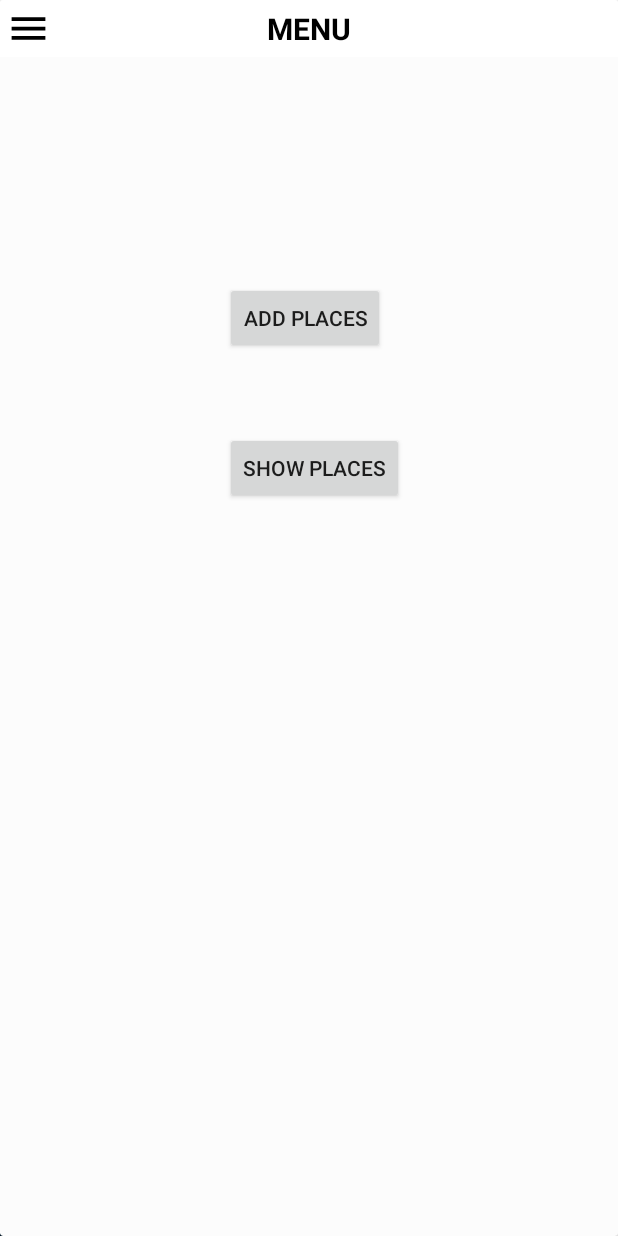
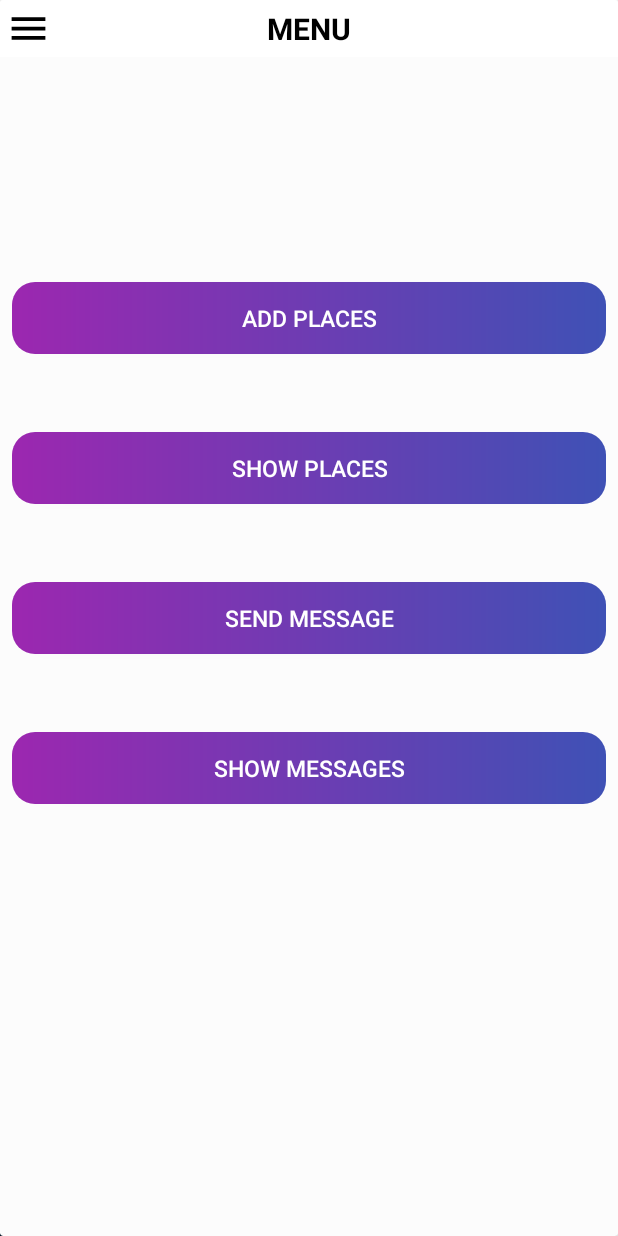
Before and after one commit to Jinay98/Sabre-Hackathon, an Android app: the HomeActivity screen opened directly, with no data from a screen before it, on a phone screen of 412 x 824 dp. Run offline under Robolectric (Android 15) with nearby library versions, the phone set to English and light mode, and no system bars; our stand-ins replace Firebase (no records; nobody signed in at launch, a user with empty details on screens opened directly).

Commit message:
Add messages

```diff
--- a/app/src/main/AndroidManifest.xml
+++ b/app/src/main/AndroidManifest.xml
@@ -11,7 +11,9 @@
         android:roundIcon="@mipmap/ic_launcher_round"
         android:supportsRtl="true"
         android:theme="@style/AppTheme">
-        <activity android:name=".ShowPlace"></activity>
+        <activity android:name=".ShowMessage"></activity>
+        <activity android:name=".AddMessage" />
+        <activity android:name=".ShowPlace" />
         <activity android:name=".AddPlace" />
         <activity android:name=".HomeActivity" />
         <activity android:name=".RegisterActivity" />
--- a/app/src/main/java/com/example/hackathonproject/HomeActivity.java
+++ b/app/src/main/java/com/example/hackathonproject/HomeActivity.java
@@ -12,14 +12,15 @@ import android.widget.Button;
 import com.google.firebase.auth.FirebaseAuth;
 
 import java.util.ArrayList;
+import java.util.Date;
 import java.util.List;
-
+import java.util.Calendar;
 public class HomeActivity extends AppCompatActivity {
 
     SNavigationDrawer sNavigationDrawer;
     public static Fragment fragment;
     Class fragmentClass;
-    Button addplace,showplace;
+    Button addplace,showplace,sendmsg,showmsg;
     private Button logout_button;
     @Override
     protected void onCreate(Bundle savedInstanceState) {
@@ -42,6 +43,24 @@ public class HomeActivity extends AppCompatActivity {
             startActivity(new Intent(HomeActivity.this,ShowPlace.class));
         }
     });
+
+    sendmsg=findViewById(R.id.sendmsg);
+    sendmsg.setOnClickListener(new View.OnClickListener() {
+        @Override
+        public void onClick(View view) {
+            startActivity(new Intent(HomeActivity.this,AddMessage.class));
+        }
+    });
+    showmsg=findViewById(R.id.showmsg);
+    showmsg.setOnClickListener(new View.OnClickListener() {
+        @Override
+        public void onClick(View view) {
+            startActivity(new Intent(HomeActivity.this,ShowMessage.class));
+        }
+    });
+
+        Date currentTime = Calendar.getInstance().getTime();
+        System.out.println("The date is = "+String.valueOf(currentTime));
         menuItems.add(new MenuItem("Home",R.mipmap.ic_launcher));
         menuItems.add(new MenuItem("Contact Us",R.mipmap.ic_launcher));
         menuItems.add(new MenuItem("Sign Out",R.mipmap.ic_launcher));
--- a/app/src/main/res/layout/activity_home.xml
+++ b/app/src/main/res/layout/activity_home.xml
@@ -18,23 +18,69 @@
             android:layout_width="match_parent"
             android:layout_height="match_parent">
 
-            <Button
-                android:id="@+id/add"
-                android:layout_width="wrap_content"
-                android:layout_height="wrap_content"
-                android:layout_marginLeft="150dp"
-                android:layout_marginTop="150dp"
-                android:layout_marginRight="50dp"
-                android:text="Add Places" />
+
 
             <Button
+                android:layout_width="match_parent"
+                android:layout_height="wrap_content"
+                android:background="@drawable/button_gradient"
+                android:layout_marginStart="8dp"
+                android:layout_marginEnd="8dp"
+                android:layout_marginBottom="8dp"
+                android:layout_marginTop="150dp"
+                android:text="Add Places"
+                android:textColor="#fff"
+                android:textSize="15sp"
+                android:shadowColor="@color/colorStart"
+                android:id="@+id/add"
+                />
+
+
+
+
+            <Button
+                android:layout_width="match_parent"
+                android:layout_height="wrap_content"
+                android:background="@drawable/button_gradient"
+                android:layout_marginStart="8dp"
+                android:layout_marginEnd="8dp"
+                android:layout_marginBottom="8dp"
+                android:layout_marginTop="250dp"
+                android:text="Show Places"
+                android:textColor="#fff"
+                android:textSize="15sp"
+                android:shadowColor="@color/colorStart"
                 android:id="@+id/show"
-                android:layout_width="wrap_content"
+                />
+
+            <Button
+                android:layout_width="match_parent"
                 android:layout_height="wrap_content"
-                android:layout_marginLeft="150dp"
-                android:layout_marginTop="250dp"
-                android:layout_marginRight="50dp"
-                android:text="Show Places" />
+                android:background="@drawable/button_gradient"
+                android:layout_marginStart="8dp"
+                android:layout_marginEnd="8dp"
+                android:layout_marginBottom="8dp"
+                android:layout_marginTop="350dp"
+                android:text="Send Message"
+                android:textColor="#fff"
+                android:textSize="15sp"
+                android:shadowColor="@color/colorStart"
+                android:id="@+id/sendmsg" />
+
+
+            <Button
+                android:layout_width="match_parent"
+                android:layout_height="wrap_content"
+                android:background="@drawable/button_gradient"
+                android:layout_marginStart="8dp"
+                android:layout_marginEnd="8dp"
+                android:layout_marginBottom="8dp"
+                android:layout_marginTop="450dp"
+                android:text="Show Messages"
+                android:textColor="#fff"
+                android:textSize="15sp"
+                android:shadowColor="@color/colorStart"
+                android:id="@+id/showmsg" />
         </FrameLayout>
 
 
```
Also changed, not shown: app/src/main/java/com/example/hackathonproject/AddMessage.java (added, +49 -0 lines), app/src/main/java/com/example/hackathonproject/Message.java (added, +43 -0 lines), app/src/main/java/com/example/hackathonproject/ShowMessage.java (added, +14 -0 lines), app/src/main/res/layout/activity_add_message.xml (added, +55 -0 lines), app/src/main/res/layout/activity_show_message.xml (added, +9 -0 lines).
